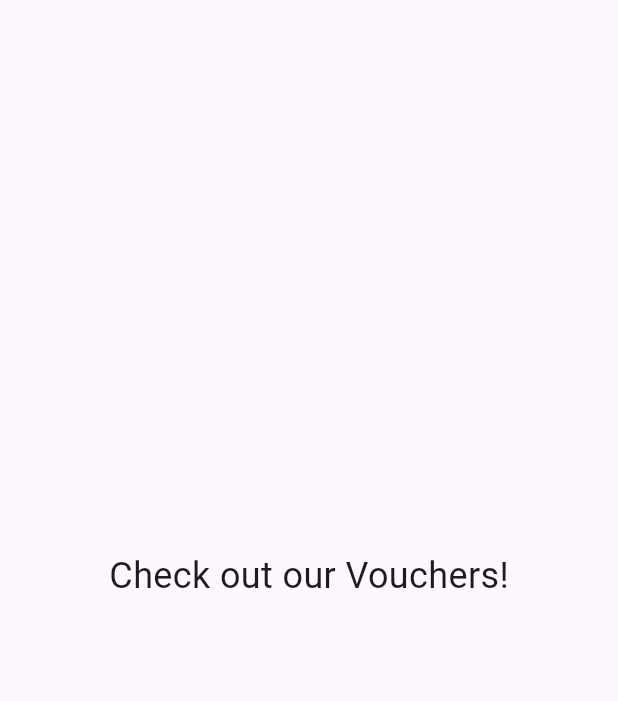
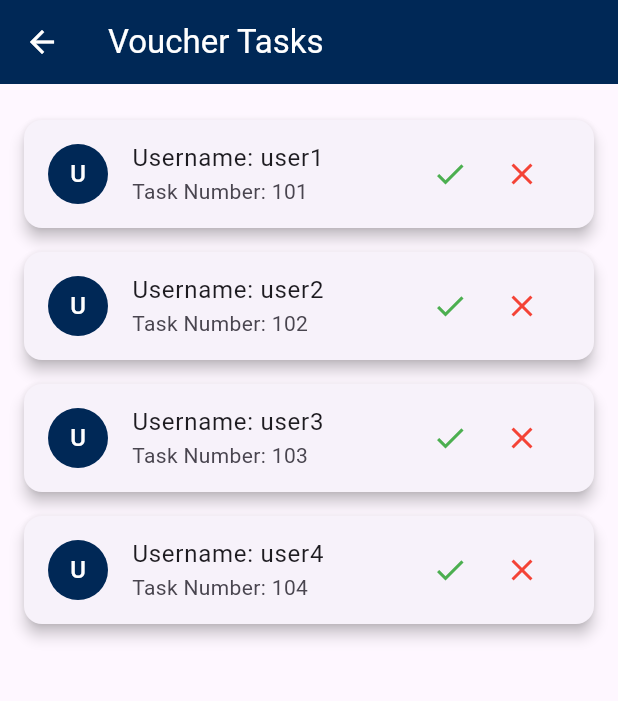
Before and after one commit to vismaymenon/jobs4us_githubrepo, a Flutter app: the MinimartPage screen opened by its route, after a tap on "Vouchers", on a phone screen of 412 x 824 dp, the part 84-785 px from its top. Run offline on Flutter 3.47's test engine with Material 3 defaults, Android fonts, the phone set to English and light mode, and no system bars; our stand-ins replace cloud_firestore, firebase_auth, firebase_core, flutter_dotenv, photo_view; accounts and stored records are empty; network calls fail.

Commit message:
Fixed minimart bugs and added voucher tasks

```diff
--- a/jobs4us/lib/pages/minimart_page.dart
+++ b/jobs4us/lib/pages/minimart_page.dart
@@ -2,6 +2,7 @@ import 'package:flutter/material.dart';
 import 'package:jobs4us/data/sample_product.dart';
 import 'package:jobs4us/pages/product_page.dart';
 import 'package:jobs4us/pages/resident_profile_page.dart';
+import 'package:jobs4us/pages/voucher_tasks_page.dart';  // Import VoucherTasksPage
 
 class MinimartPage extends StatefulWidget {
   @override
@@ -106,8 +107,7 @@ class _MinimartPageState extends State<MinimartPage> {
         ),
         backgroundColor: Color(0xFF002856),
       ),
-      body: Center(
-        child: _selectedTabIndex == 0
+      body: _selectedTabIndex == 0
           ? Column(
               children: [
                 SizedBox(height: 20),
@@ -156,8 +156,7 @@ class _MinimartPageState extends State<MinimartPage> {
                 )
               ],
             )
-            : Text('Check out our Vouchers!', style: TextStyle(fontSize: 24)),
-      ),
+          : VoucherTasksPage(),  // Changed to VoucherTasksPage
     );
   }
 
--- /dev/null
+++ b/jobs4us/lib/pages/voucher_tasks_page.dart
@@ -0,0 +1,91 @@
+import 'package:flutter/material.dart';
+
+class VoucherTasksPage extends StatefulWidget {
+  @override
+  _VoucherTasksPageState createState() => _VoucherTasksPageState();
+}
+
+class _VoucherTasksPageState extends State<VoucherTasksPage> {
+  // Sample data for tasks
+  List<Map<String, dynamic>> tasks = [
+    {"username": "user1", "taskNumber": 101},
+    {"username": "user2", "taskNumber": 102},
+    {"username": "user3", "taskNumber": 103},
+    {"username": "user4", "taskNumber": 104},
+  ];
+
+  // Function to approve a task
+  void approveTask(int index) {
+    setState(() {
+      tasks.removeAt(index);
+    });
+    ScaffoldMessenger.of(context).showSnackBar(
+      SnackBar(content: Text("Task approved successfully!")),
+    );
+  }
+
+  // Function to decline a task
+  void declineTask(int index) {
+    setState(() {
+      tasks.removeAt(index);
+    });
+    ScaffoldMessenger.of(context).showSnackBar(
+      SnackBar(content: Text("Task declined!")),
+    );
+  }
+
+  @override
+  Widget build(BuildContext context) {
+    return Scaffold(
+      appBar: AppBar(
+        title: Text('Voucher Tasks'),
+        backgroundColor: Color(0xFF002856), // Dark Blue
+        foregroundColor: Colors.white, // White text color
+      ),
+      body: tasks.isEmpty
+          ? Center(
+              child: Text(
+                'No tasks available.',
+                style: TextStyle(fontSize: 18),
+              ),
+            )
+          : ListView.builder(
+              padding: EdgeInsets.all(16),
+              itemCount: tasks.length,
+              itemBuilder: (context, index) {
+                final task = tasks[index];
+                return Card(
+                  elevation: 4,
+                  margin: EdgeInsets.symmetric(vertical: 8),
+                  child: ListTile(
+                    leading: CircleAvatar(
+                      child: Text(
+                        task["username"][0].toUpperCase(),
+                        style: TextStyle(color: Colors.white),
+                      ),
+                      backgroundColor: Color(0xFF002856),
+                    ),
+                    title: Text('Username: ${task["username"]}'),
+                    subtitle: Text('Task Number: ${task["taskNumber"]}'),
+                    trailing: Row(
+                      mainAxisSize: MainAxisSize.min,
+                      children: [
+                        IconButton(
+                          onPressed: () => approveTask(index),
+                          icon: Icon(Icons.check, color: Colors.green),
+                          tooltip: "Approve Task",
+                        ),
+                        IconButton(
+                          onPressed: () => declineTask(index),
+                          icon: Icon(Icons.close, color: Colors.red),
+                          tooltip: "Decline Task",
+                        ),
+                      ],
+                    ),
+                  ),
+                );
+              },
+            ),
+    );
+  }
+}
```
Also changed, not shown: 1 other file. Lines whose indentation alone changed are shown as unchanged.
